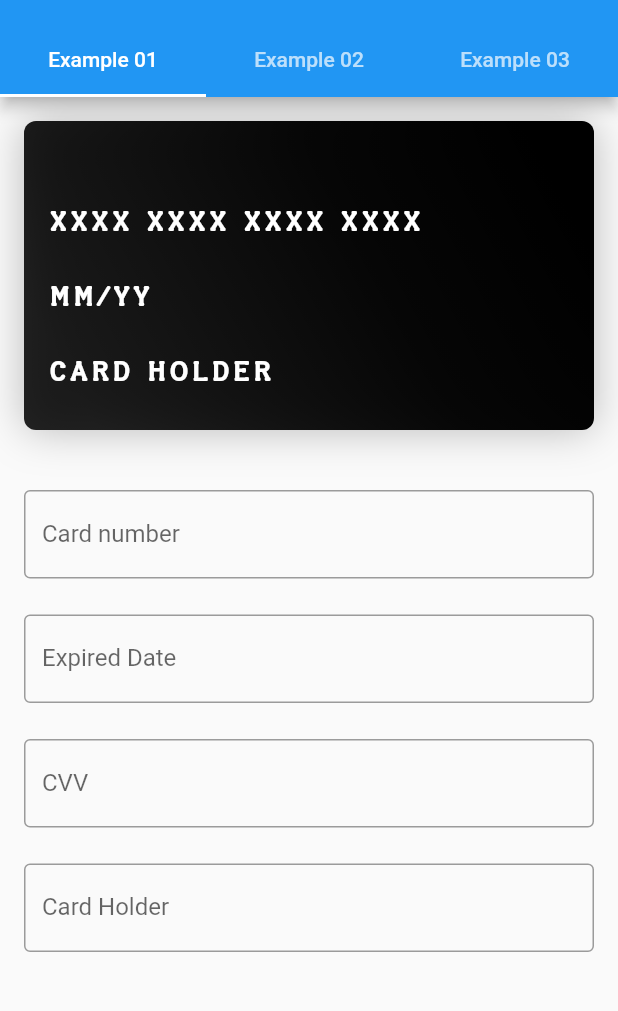
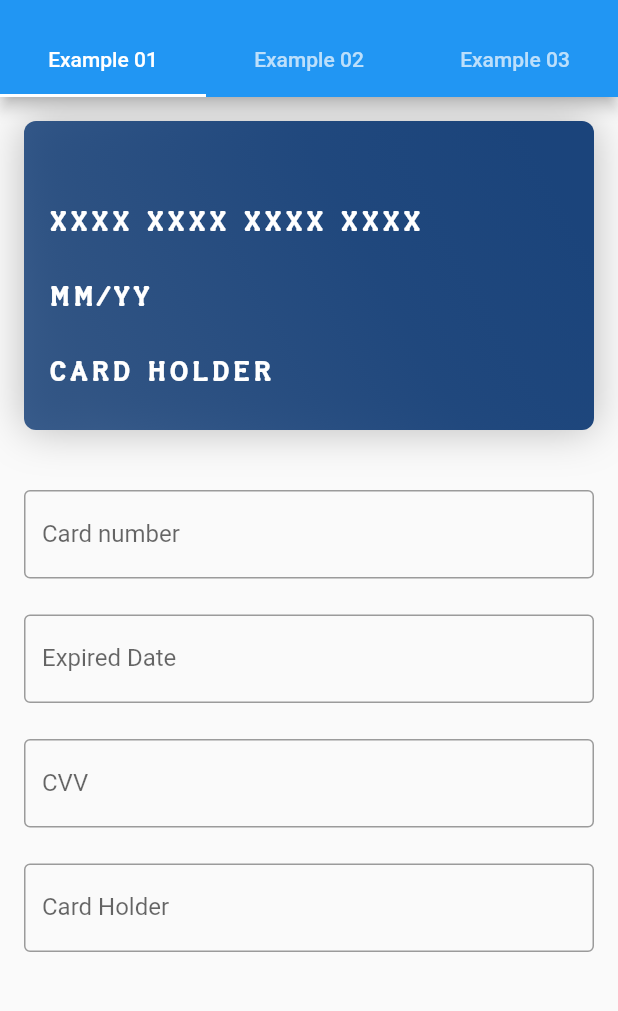
Before and after one commit to nhatlang19/flutter_credit_card_detector, a Flutter app: the screen it shows after launch, on a phone screen of 412 x 824 dp, the part 59-1070 px from its top. Run offline on Flutter 3.47's test engine with Material 2 defaults, Android fonts, the phone set to English and light mode, and no system bars.

```diff
--- a/example/lib/example01.dart
+++ b/example/lib/example01.dart
@@ -31,7 +31,6 @@ class Example01State extends State<Example01> {
             cardHolderName: cardHolderName,
             cvvCode: cvvCode,
             showBackView: isCvvFocused,
-            cardBgColor: Colors.black,
           ),
           Expanded(
             child: SingleChildScrollView(
```
Also changed, not shown: icons/visa.png, preview/demo.gif (added), 3 other files.
